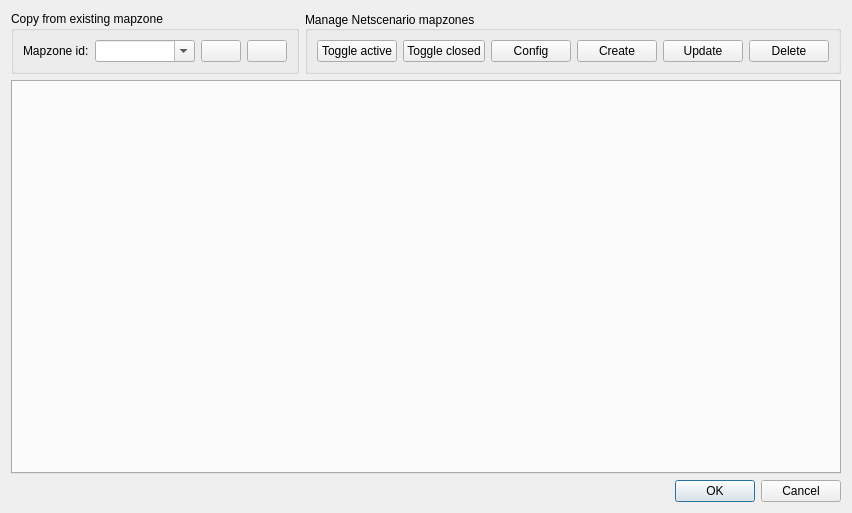
First picture: the form in core/ui/toolbars/plan/netscenario.ui, repository Giswater/giswater_qgis_plugin, before the edit.
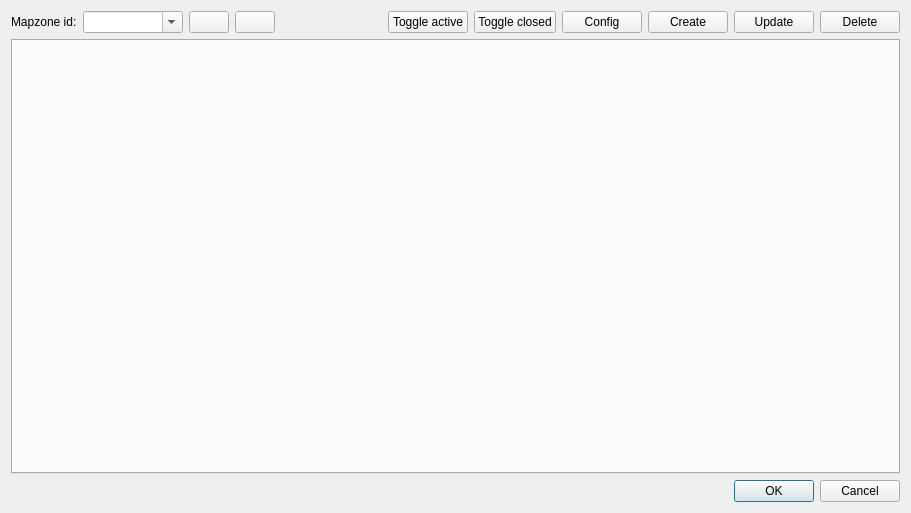
Second picture: the form after the edit.

Commit message: Enhancement: refactor netscenario form and usability

What changed in the file:
```diff
--- a/core/ui/toolbars/plan/netscenario.ui
+++ b/core/ui/toolbars/plan/netscenario.ui
@@ -6,7 +6,7 @@
    <rect>
     <x>0</x>
     <y>0</y>
-    <width>809</width>
+    <width>911</width>
     <height>513</height>
    </rect>
   </property>
@@ -25,33 +25,55 @@
     </widget>
    </item>
    <item row="0" column="0">
-    <layout class="QHBoxLayout" name="horizontalLayout">
-     <item>
-      <widget class="QGroupBox" name="grb_copy">
+    <layout class="QGridLayout" name="gridLayout_2">
+     <item row="0" column="8">
+      <widget class="QPushButton" name="btn_create">
+       <property name="text">
+        <string>Create</string>
+       </property>
+      </widget>
+     </item>
+     <item row="0" column="7">
+      <widget class="QPushButton" name="btn_config">
+       <property name="text">
+        <string>Config</string>
+       </property>
+      </widget>
+     </item>
+     <item row="0" column="6">
+      <widget class="QPushButton" name="btn_toggle_closed">
        <property name="sizePolicy">
-        <sizepolicy hsizetype="Fixed" vsizetype="Preferred">
+        <sizepolicy hsizetype="Minimum" vsizetype="Fixed">
          <horstretch>0</horstretch>
          <verstretch>0</verstretch>
         </sizepolicy>
        </property>
-       <property name="title">
-        <string>Copy from existing mapzone</string>
+       <property name="text">
+        <string>Toggle closed</string>
        </property>
-       <layout class="QHBoxLayout" name="horizontalLayout_2">
-        <item>
-         <widget class="QLabel" name="lbl_mapzone_id">
+      </widget>
+     </item>
+     <item row="0" column="5">
+      <widget class="QPushButton" name="btn_toggle_active">
           <property name="sizePolicy">
-           <sizepolicy hsizetype="Fixed" vsizetype="Preferred">
+        <sizepolicy hsizetype="Minimum" vsizetype="Fixed">
             <horstretch>0</horstretch>
             <verstretch>0</verstretch>
            </sizepolicy>
           </property>
           <property name="text">
-           <string>Mapzone id:</string>
+        <string>Toggle active</string>
           </property>
          </widget>
         </item>
-        <item>
+     <item row="0" column="9">
+      <widget class="QPushButton" name="btn_update">
+       <property name="text">
+        <string>Update</string>
+       </property>
+      </widget>
+     </item>
+     <item row="0" column="1">
          <widget class="QComboBox" name="cmb_feature_id">
           <property name="sizePolicy">
            <sizepolicy hsizetype="Fixed" vsizetype="Fixed">
@@ -70,20 +92,20 @@
           </property>
          </widget>
         </item>
-        <item>
-         <widget class="QPushButton" name="btn_insert">
+     <item row="0" column="0">
+      <widget class="QLabel" name="lbl_mapzone_id">
           <property name="sizePolicy">
-           <sizepolicy hsizetype="Fixed" vsizetype="Fixed">
+        <sizepolicy hsizetype="Fixed" vsizetype="Preferred">
             <horstretch>0</horstretch>
             <verstretch>0</verstretch>
            </sizepolicy>
           </property>
           <property name="text">
-           <string/>
+        <string>Mapzone id:</string>
           </property>
          </widget>
         </item>
-        <item>
+     <item row="0" column="3">
          <widget class="QPushButton" name="btn_snapping">
           <property name="sizePolicy">
            <sizepolicy hsizetype="Fixed" vsizetype="Fixed">
@@ -96,61 +118,7 @@
           </property>
          </widget>
         </item>
-       </layout>
-      </widget>
-     </item>
-     <item>
-      <widget class="QGroupBox" name="groupBox">
-       <property name="title">
-        <string>Manage Netscenario mapzones</string>
-       </property>
-       <property name="alignment">
-        <set>Qt::AlignLeading|Qt::AlignLeft|Qt::AlignVCenter</set>
-       </property>
-       <layout class="QHBoxLayout" name="horizontalLayout_3">
-        <item>
-         <widget class="QPushButton" name="btn_toggle_active">
-          <property name="text">
-           <string>Toggle active</string>
-          </property>
-         </widget>
-        </item>
-        <item>
-         <widget class="QPushButton" name="btn_toggle_closed">
-          <property name="text">
-           <string>Toggle closed</string>
-          </property>
-         </widget>
-        </item>
-        <item>
-         <widget class="QPushButton" name="btn_config">
-          <property name="text">
-           <string>Config</string>
-          </property>
-         </widget>
-        </item>
-        <item>
-         <widget class="QPushButton" name="btn_create">
-          <property name="text">
-           <string>Create</string>
-          </property>
-         </widget>
-        </item>
-        <item>
-         <widget class="QPushButton" name="btn_update">
-          <property name="text">
-           <string>Update</string>
-          </property>
-         </widget>
-        </item>
-        <item>
-         <widget class="QPushButton" name="btn_delete">
-          <property name="text">
-           <string>Delete</string>
-          </property>
-         </widget>
-        </item>
-        <item>
+     <item row="0" column="4">
          <spacer name="horizontalSpacer">
           <property name="orientation">
            <enum>Qt::Horizontal</enum>
@@ -163,9 +131,26 @@
           </property>
          </spacer>
         </item>
-       </layout>
+     <item row="0" column="2">
+      <widget class="QPushButton" name="btn_insert">
+       <property name="sizePolicy">
+        <sizepolicy hsizetype="Fixed" vsizetype="Fixed">
+         <horstretch>0</horstretch>
+         <verstretch>0</verstretch>
+        </sizepolicy>
+       </property>
+       <property name="text">
+        <string/>
+       </property>
       </widget>
      </item>
+     <item row="0" column="10">
+      <widget class="QPushButton" name="btn_delete">
+       <property name="text">
+        <string>Delete</string>
+       </property>
+      </widget>
+     </item>
     </layout>
    </item>
    <item row="1" column="0">
```
Left out of the diff: 20 changed lines with no effect on the pictures. Lines whose indentation alone changed are shown as unchanged. The commit also changes 3 other files.
